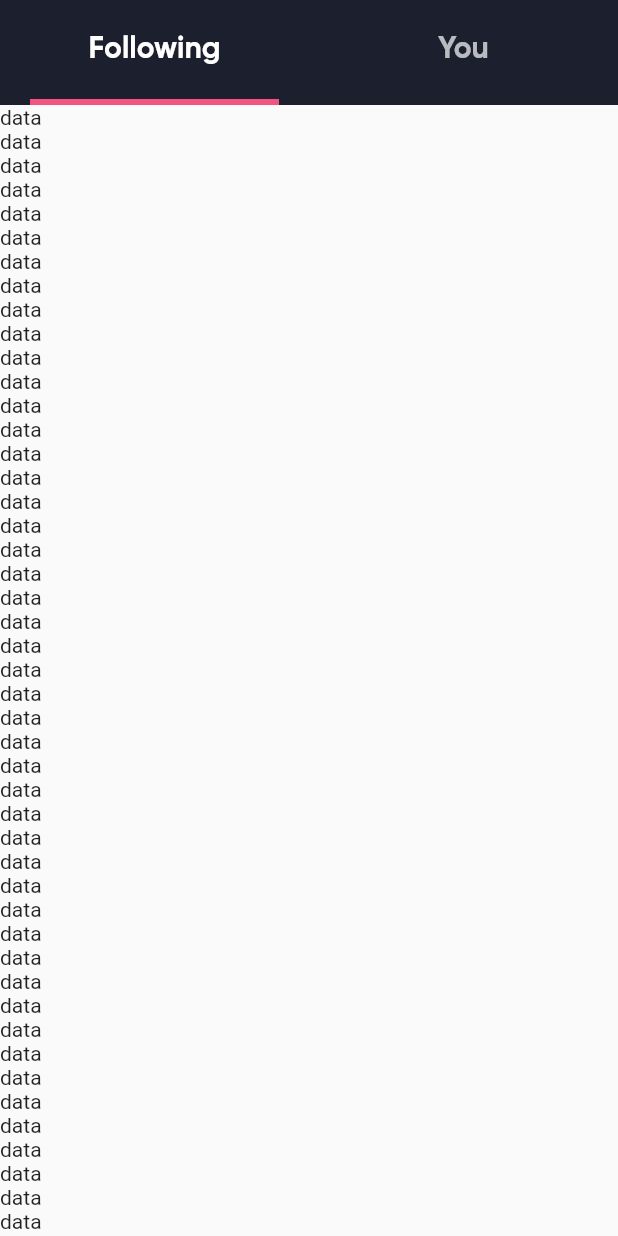
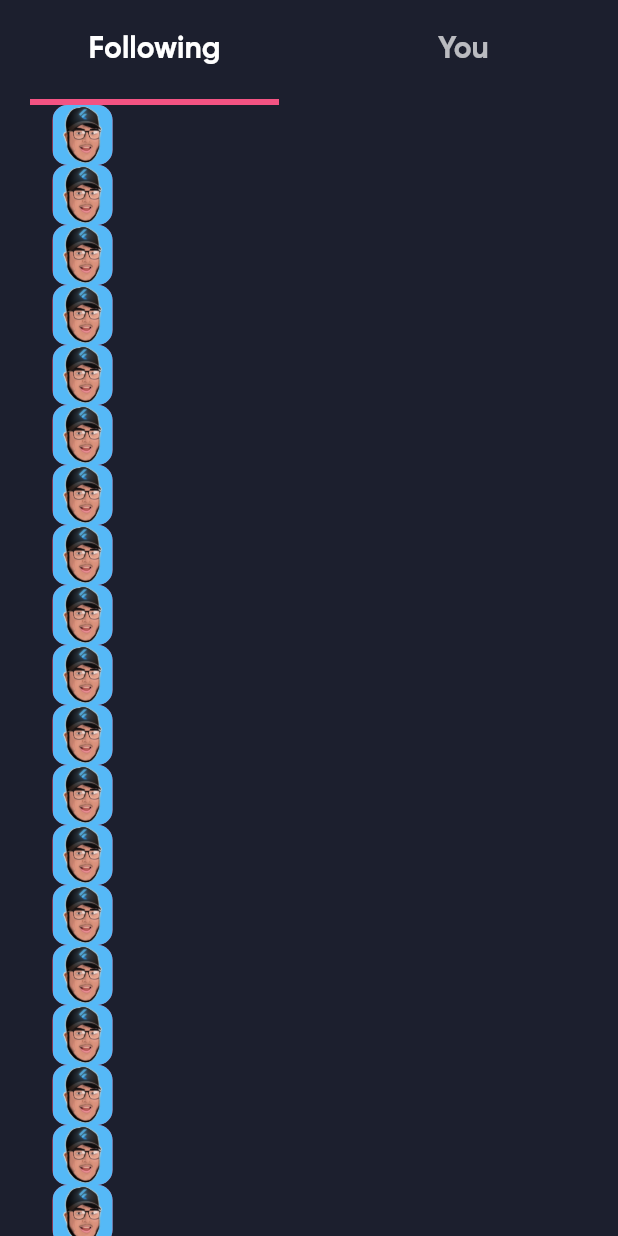
Before and after one commit to Alits23/instagram_clone, a Flutter app: the screen it shows after launch, on a phone screen of 412 x 824 dp. Run offline on Flutter 3.47's test engine with Material 2 defaults, Android fonts, the phone set to English and light mode, and no system bars; our stand-ins replace dotted_border.

Commit message:
add profile container

```diff
--- a/lib/screens/activity_page.dart
+++ b/lib/screens/activity_page.dart
@@ -21,44 +21,45 @@ class _ActivityPageState extends State<ActivityPage>
   @override
   Widget build(BuildContext context) {
     return Scaffold(
+      backgroundColor: backgroundColor1,
       body: SafeArea(
         child: Column(
           children: [
-            Container(
-              width: double.infinity,
-              height: 70,
-              color: backgroundColor1,
-              child: TabBar(
-                controller: _tabController,
-                labelStyle: TextStyle(
-                  fontFamily: 'GB',
-                  fontSize: 20,
-                ),
-                indicatorColor: pinkColorIcon,
-                indicatorWeight: 4,
-                indicatorPadding: EdgeInsets.symmetric(horizontal: 20),
-                tabs: [
-                  Tab(
-                    text: 'Following',
-                  ),
-                  Tab(
-                    text: 'You',
-                  ),
-                ],
-              ),
-            ),
+            _getTabBar(),
             Expanded(
               child: TabBarView(
                 controller: _tabController,
                 children: [
                   CustomScrollView(
                     slivers: [
-                      SliverList(
-                        delegate: SliverChildBuilderDelegate(
-                          childCount: 100,
-                          (context, index) {
-                            return Text('data');
-                          },
+                      SliverPadding(
+                        padding: EdgeInsets.only(left: 35),
+                        sliver: SliverList(
+                          delegate: SliverChildBuilderDelegate(
+                            childCount: 100,
+                            (context, index) {
+                              return Row(
+                                children: [
+                                  Container(
+                                    width: 40,
+                                    height: 40,
+                                    decoration: BoxDecoration(
+                                      borderRadius: BorderRadius.all(
+                                        Radius.circular(10),
+                                      ),
+                                      color: pinkColorIcon,
+                                    ),
+                                    child: ClipRRect(
+                                      borderRadius: BorderRadius.all(
+                                        Radius.circular(10),
+                                      ),
+                                      child: Image.asset('images/profile.png'),
+                                    ),
+                                  ),
+                                ],
+                              );
+                            },
+                          ),
                         ),
                       ),
                     ],
@@ -74,4 +75,30 @@ class _ActivityPageState extends State<ActivityPage>
       ),
     );
   }
+
+  Widget _getTabBar() {
+    return Container(
+      width: double.infinity,
+      height: 70,
+      color: backgroundColor1,
+      child: TabBar(
+        controller: _tabController,
+        labelStyle: TextStyle(
+          fontFamily: 'GB',
+          fontSize: 20,
+        ),
+        indicatorColor: pinkColorIcon,
+        indicatorWeight: 4,
+        indicatorPadding: EdgeInsets.symmetric(horizontal: 20),
+        tabs: [
+          Tab(
+            text: 'Following',
+          ),
+          Tab(
+            text: 'You',
+          ),
+        ],
+      ),
+    );
+  }
 }
```
